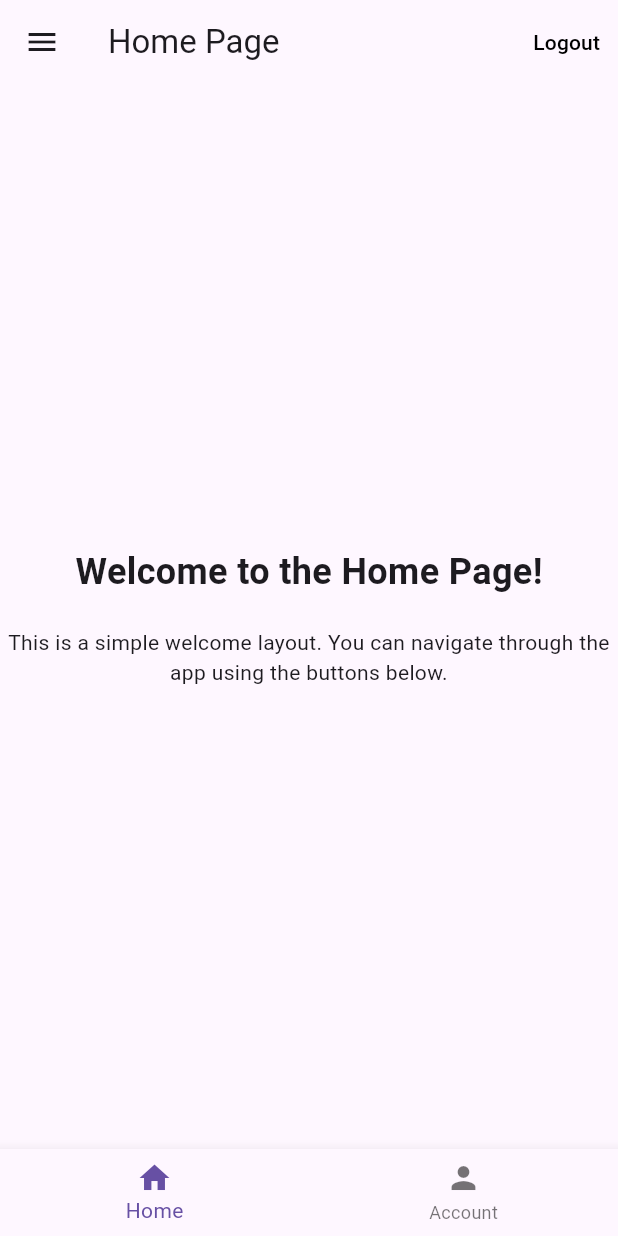
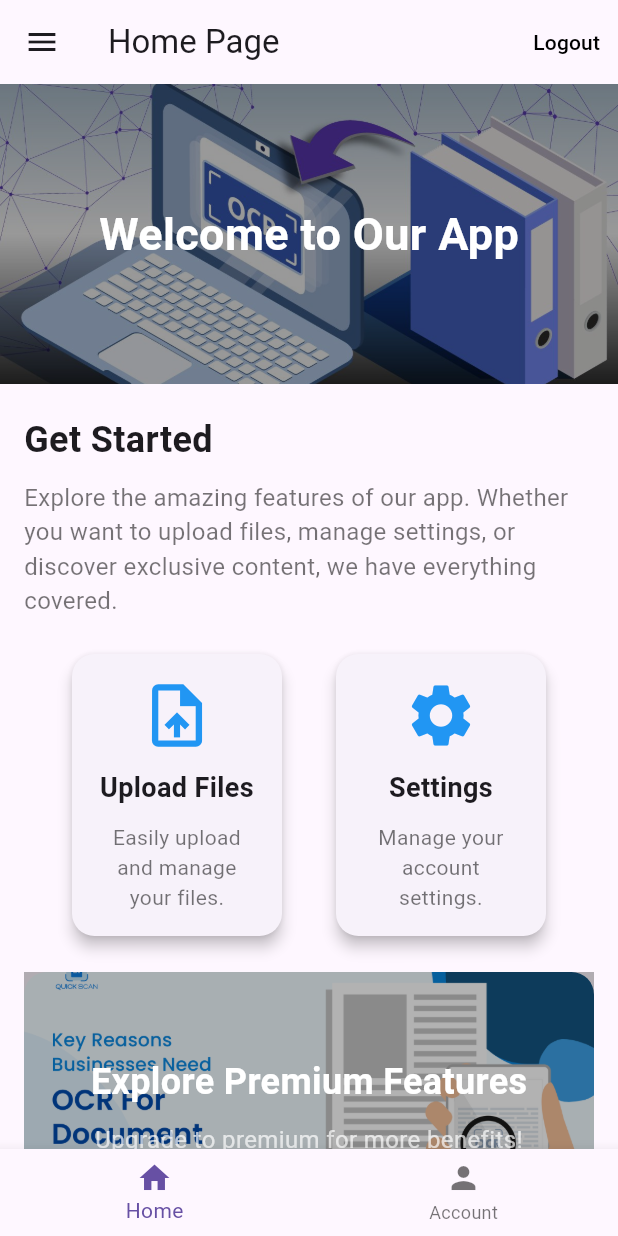
Before and after one commit to OCRServiceCMC/mobile_ocr, a Flutter app: the UserHomePage screen opened directly, on a phone screen of 412 x 824 dp. Run offline on Flutter 3.47's test engine with Material 3 defaults, Android fonts, the phone set to English and light mode, and no system bars; our stand-ins replace file_picker, pdf, permission_handler, shared_preferences; accounts and stored records are empty.

Commit message:
sửa trang home

```diff
--- a/lib/pages/home/user_home.dart
+++ b/lib/pages/home/user_home.dart
@@ -1,13 +1,9 @@
-// lib/pages/home/user_home.dart
 import 'package:flutter/material.dart';
-import 'package:flutter_application_1/layout/custom_app_bar.dart'; // Import CustomAppBar
-import 'package:flutter_application_1/layout/custom_drawer.dart'; // Import CustomDrawer
-import 'package:flutter_application_1/layout/custom_bottom_nav_bar.dart'; // Import CustomBottomNavBar
+import 'package:flutter_application_1/layout/custom_app_bar.dart';
+import 'package:flutter_application_1/layout/custom_drawer.dart';
+import 'package:flutter_application_1/layout/custom_bottom_nav_bar.dart';
 import 'package:flutter_application_1/pages/loginregister/login.dart';
-import 'package:flutter_application_1/pages/uploaded_files/upload_file_page.dart';
 
-
-//! Add custom_drawer to user_home.dart
 class UserHomePage extends StatefulWidget {
   const UserHomePage({super.key});
 
@@ -57,26 +53,201 @@ class _UserHomePageState extends State<UserHomePage> {
           ),
         ],
       ),
-      drawer: const CustomDrawer(), // Sử dụng CustomDrawer ở đây
-      body: const Center(
+      drawer: const CustomDrawer(),
+      body: SingleChildScrollView(
         child: Column(
-          mainAxisAlignment: MainAxisAlignment.center,
+          crossAxisAlignment: CrossAxisAlignment.start,
           children: <Widget>[
-            Text(
-              'Welcome to the Home Page!',
-              style: TextStyle(fontSize: 24, fontWeight: FontWeight.bold),
+            // Section: Header Image
+            Container(
+              width: double.infinity,
+              height: 200,
+              decoration: const BoxDecoration(
+                image: DecorationImage(
+                  image: AssetImage('lib/assets/OCR-Software.jpg'), // Hình minh họa
+                  fit: BoxFit.cover,
+                ),
+              ),
+              child: Container(
+                color: Colors.black.withOpacity(0.4),
+                child: const Center(
+                  child: Text(
+                    'Welcome to Our App',
+                    style: TextStyle(
+                      fontSize: 30,
+                      fontWeight: FontWeight.bold,
+                      color: Colors.white,
+                    ),
+                  ),
+                ),
+              ),
             ),
-            SizedBox(height: 20),
-            Text(
-              'This is a simple welcome layout. You can navigate through the app using the buttons below.',
-              textAlign: TextAlign.center,
+            const SizedBox(height: 20),
+            // Section: Introduction Text
+            Padding(
+              padding: const EdgeInsets.symmetric(horizontal: 16.0),
+              child: Column(
+                crossAxisAlignment: CrossAxisAlignment.start,
+                children: const <Widget>[
+                  Text(
+                    'Get Started',
+                    style: TextStyle(
+                      fontSize: 24,
+                      fontWeight: FontWeight.bold,
+                    ),
+                  ),
+                  SizedBox(height: 10),
+                  Text(
+                    'Explore the amazing features of our app. Whether you want to upload files, manage settings, or discover exclusive content, we have everything covered.',
+                    style: TextStyle(
+                      fontSize: 16,
+                      color: Colors.black54,
+                    ),
+                  ),
+                  SizedBox(height: 20),
+                ],
+              ),
+            ),
+            // Section: Feature Cards
+            Padding(
+              padding: const EdgeInsets.symmetric(horizontal: 16.0),
+              child: Row(
+                mainAxisAlignment: MainAxisAlignment.spaceEvenly,
+                children: <Widget>[
+                  _buildFeatureCard(
+                    icon: Icons.upload_file,
+                    title: 'Upload Files',
+                    description: 'Easily upload and manage your files.',
+                    onTap: () {
+                      // Navigate to upload files page
+                    },
+                  ),
+                  _buildFeatureCard(
+                    icon: Icons.settings,
+                    title: 'Settings',
+                    description: 'Manage your account settings.',
+                    onTap: () {
+                      // Navigate to settings page
+                    },
+                  ),
+                ],
+              ),
+            ),
+            const SizedBox(height: 20),
+            // Section: Illustration Image with Call to Action
+            Padding(
+              padding: const EdgeInsets.symmetric(horizontal: 16.0),
+              child: Container(
+                decoration: BoxDecoration(
+                  borderRadius: BorderRadius.circular(15.0),
+                  image: const DecorationImage(
+                    image: AssetImage('lib/assets/QuickScan.png'), // Hình minh họa
+                    fit: BoxFit.cover,
+                  ),
+                ),
+                width: double.infinity,
+                height: 180,
+                child: Container(
+                  color: Colors.black.withOpacity(0.3),
+                  child: Column(
+                    mainAxisAlignment: MainAxisAlignment.center,
+                    children: const <Widget>[
+                      Text(
+                        'Explore Premium Features',
+                        style: TextStyle(
+                          fontSize: 24,
+                          fontWeight: FontWeight.bold,
+                          color: Colors.white,
+                        ),
+                      ),
+                      SizedBox(height: 10),
+                      Text(
+                        'Upgrade to premium for more benefits!',
+                        style: TextStyle(
+                          fontSize: 16,
+                          color: Colors.white70,
+                        ),
+                      ),
+                    ],
+                  ),
+                ),
+              ),
+            ),
+            const SizedBox(height: 20),
+            // Section: Testimonials or Extra Info
+            Padding(
+              padding: const EdgeInsets.symmetric(horizontal: 16.0),
+              child: Column(
+                crossAxisAlignment: CrossAxisAlignment.start,
+                children: const <Widget>[
+                  Text(
+                    'What Our Users Say',
+                    style: TextStyle(
+                      fontSize: 24,
+                      fontWeight: FontWeight.bold,
+                    ),
+                  ),
+                  SizedBox(height: 10),
+                  Text(
+                    '"This app has revolutionized the way I manage my tasks. It\'s simple, intuitive, and extremely powerful!"',
+                    style: TextStyle(
+                      fontSize: 16,
+                      fontStyle: FontStyle.italic,
+                      color: Colors.black54,
+                    ),
+                  ),
+                  SizedBox(height: 20),
+                ],
+              ),
             ),
           ],
         ),
       ),
       bottomNavigationBar: CustomBottomNavBar(
         currentIndex: _selectedIndex,
-        onTap: _onItemTapped, // Điều chỉnh trạng thái khi chọn tab
+        onTap: _onItemTapped,
+      ),
+    );
+  }
+
+  Widget _buildFeatureCard({
+    required IconData icon,
+    required String title,
+    required String description,
+    required VoidCallback onTap,
+  }) {
+    return GestureDetector(
+      onTap: onTap,
+      child: Card(
+        elevation: 4,
+        shape: RoundedRectangleBorder(
+          borderRadius: BorderRadius.circular(15.0),
+        ),
+        child: Container(
+          padding: const EdgeInsets.all(16.0),
+          width: 140,
+          child: Column(
+            crossAxisAlignment: CrossAxisAlignment.center,
+            children: <Widget>[
+              Icon(icon, size: 50, color: Colors.blue),
+              const SizedBox(height: 10),
+              Text(
+                title,
+                style: const TextStyle(
+                  fontWeight: FontWeight.bold,
+                  fontSize: 18,
+                ),
+                textAlign: TextAlign.center,
+              ),
+              const SizedBox(height: 10),
+              Text(
+                description,
+                style: const TextStyle(fontSize: 14, color: Colors.black54),
+                textAlign: TextAlign.center,
+              ),
+            ],
+          ),
+        ),
       ),
     );
   }
--- a/pubspec.yaml
+++ b/pubspec.yaml
@@ -71,6 +71,10 @@ flutter:
   # assets:
   #   - images/a_dot_burr.jpeg
   #   - images/a_dot_ham.jpeg
+  assets:
+    - lib/assets/OCR-Software.jpg
+    - lib/assets/QuickScan.png
+
 
   # An image asset can refer to one or more resolution-specific "variants", see
   # https://flutter.dev/to/resolution-aware-images
```
Also changed, not shown: lib/assets/QuickScan.png (added).
